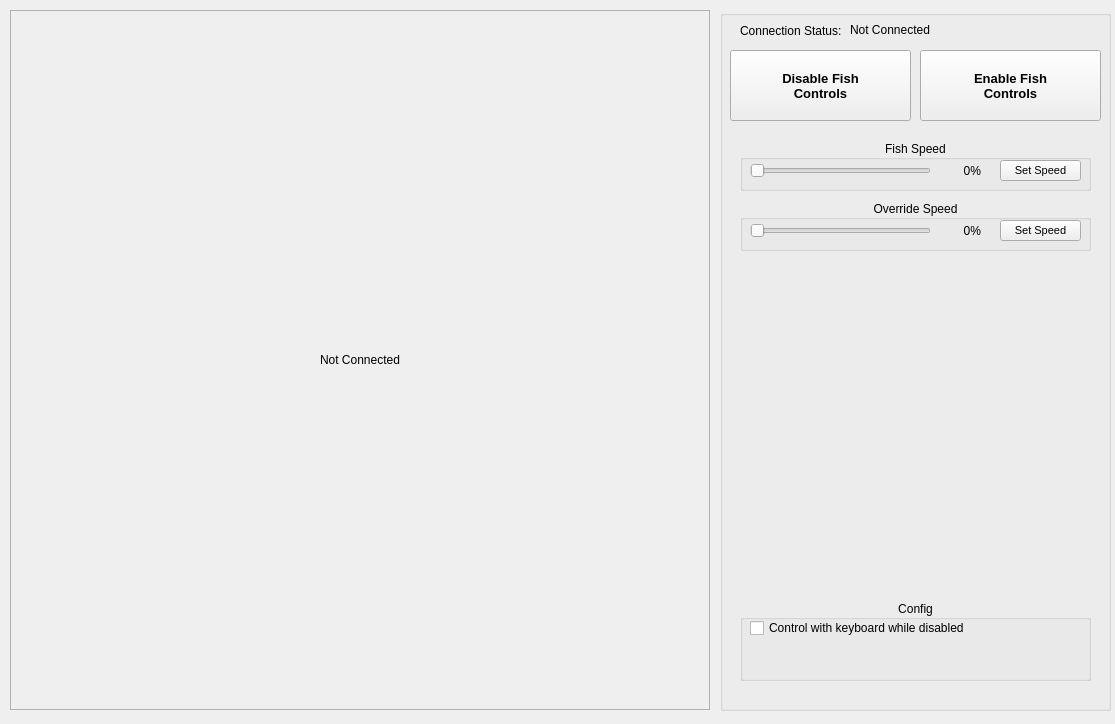
First picture: the form in Driver-Station/driverstation.ui, repository alljiang/Fish-Tank, before the edit.
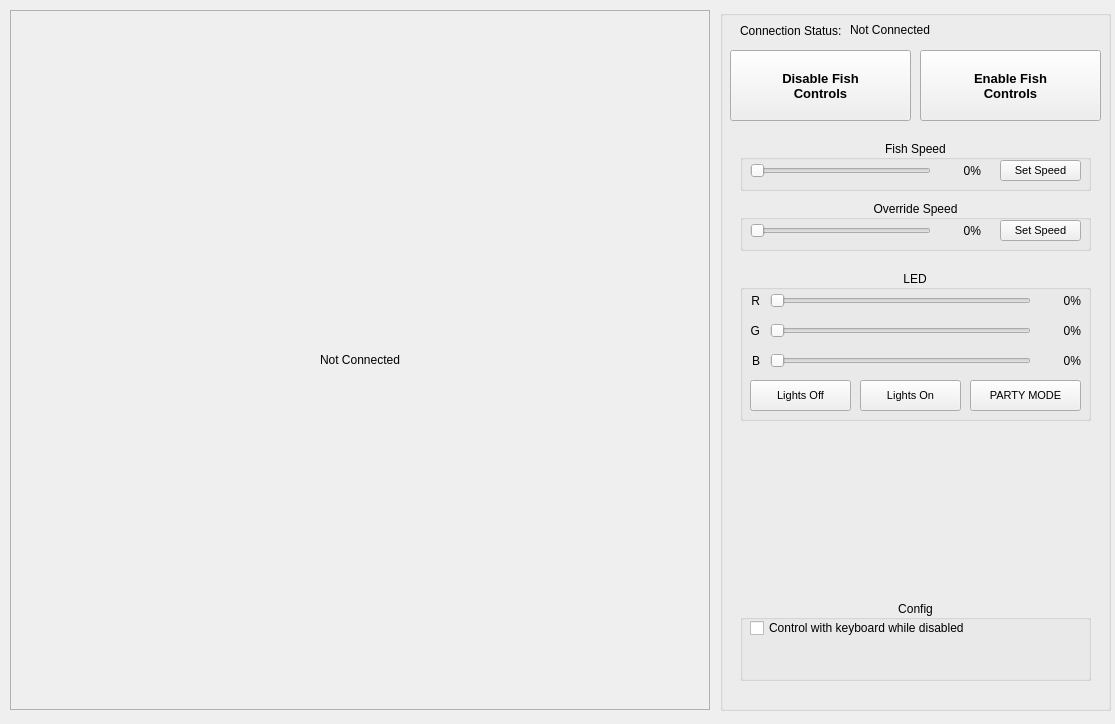
Second picture: the form after the edit.

Diff of the .ui file:
```diff
--- a/Driver-Station/driverstation.ui
+++ b/Driver-Station/driverstation.ui
@@ -267,6 +267,232 @@
       </property>
      </widget>
     </widget>
+    <widget class="QGroupBox" name="overrideGroupBox_2">
+     <property name="geometry">
+      <rect>
+       <x>20</x>
+       <y>260</y>
+       <width>351</width>
+       <height>151</height>
+      </rect>
+     </property>
+     <property name="title">
+      <string>LED</string>
+     </property>
+     <property name="alignment">
+      <set>Qt::AlignCenter</set>
+     </property>
+     <widget class="QSlider" name="slider_led_r">
+      <property name="geometry">
+       <rect>
+        <x>30</x>
+        <y>20</y>
+        <width>261</width>
+        <height>22</height>
+       </rect>
+      </property>
+      <property name="maximum">
+       <number>100</number>
+      </property>
+      <property name="orientation">
+       <enum>Qt::Horizontal</enum>
+      </property>
+     </widget>
+     <widget class="QLabel" name="label_led_r">
+      <property name="geometry">
+       <rect>
+        <x>300</x>
+        <y>20</y>
+        <width>41</width>
+        <height>21</height>
+       </rect>
+      </property>
+      <property name="text">
+       <string>0%</string>
+      </property>
+      <property name="alignment">
+       <set>Qt::AlignRight|Qt::AlignTrailing|Qt::AlignVCenter</set>
+      </property>
+     </widget>
+     <widget class="QPushButton" name="btn_override_speed_2">
+      <property name="geometry">
+       <rect>
+        <x>120</x>
+        <y>110</y>
+        <width>101</width>
+        <height>31</height>
+       </rect>
+      </property>
+      <property name="font">
+       <font>
+        <family>MS Shell Dlg 2</family>
+        <pointsize>8</pointsize>
+        <weight>50</weight>
+        <bold>false</bold>
+        <kerning>true</kerning>
+       </font>
+      </property>
+      <property name="text">
+       <string>Lights On</string>
+      </property>
+     </widget>
+     <widget class="QLabel" name="label">
+      <property name="geometry">
+       <rect>
+        <x>0</x>
+        <y>10</y>
+        <width>20</width>
+        <height>41</height>
+       </rect>
+      </property>
+      <property name="text">
+       <string>R</string>
+      </property>
+      <property name="alignment">
+       <set>Qt::AlignRight|Qt::AlignTrailing|Qt::AlignVCenter</set>
+      </property>
+     </widget>
+     <widget class="QPushButton" name="btn_override_speed_3">
+      <property name="geometry">
+       <rect>
+        <x>10</x>
+        <y>110</y>
+        <width>101</width>
+        <height>31</height>
+       </rect>
+      </property>
+      <property name="font">
+       <font>
+        <family>MS Shell Dlg 2</family>
+        <pointsize>8</pointsize>
+        <weight>50</weight>
+        <bold>false</bold>
+        <kerning>true</kerning>
+       </font>
+      </property>
+      <property name="text">
+       <string>Lights Off</string>
+      </property>
+     </widget>
+     <widget class="QPushButton" name="btn_override_speed_4">
+      <property name="geometry">
+       <rect>
+        <x>230</x>
+        <y>110</y>
+        <width>111</width>
+        <height>31</height>
+       </rect>
+      </property>
+      <property name="font">
+       <font>
+        <family>MS Shell Dlg 2</family>
+        <pointsize>8</pointsize>
+        <weight>50</weight>
+        <bold>false</bold>
+        <kerning>true</kerning>
+       </font>
+      </property>
+      <property name="text">
+       <string>PARTY MODE</string>
+      </property>
+     </widget>
+     <widget class="QLabel" name="label_3">
+      <property name="geometry">
+       <rect>
+        <x>0</x>
+        <y>40</y>
+        <width>20</width>
+        <height>41</height>
+       </rect>
+      </property>
+      <property name="text">
+       <string>G</string>
+      </property>
+      <property name="alignment">
+       <set>Qt::AlignRight|Qt::AlignTrailing|Qt::AlignVCenter</set>
+      </property>
+     </widget>
+     <widget class="QSlider" name="slider_led_g">
+      <property name="geometry">
+       <rect>
+        <x>30</x>
+        <y>50</y>
+        <width>261</width>
+        <height>22</height>
+       </rect>
+      </property>
+      <property name="maximum">
+       <number>100</number>
+      </property>
+      <property name="orientation">
+       <enum>Qt::Horizontal</enum>
+      </property>
+     </widget>
+     <widget class="QLabel" name="label_led_g">
+      <property name="geometry">
+       <rect>
+        <x>300</x>
+        <y>50</y>
+        <width>41</width>
+        <height>21</height>
+       </rect>
+      </property>
+      <property name="text">
+       <string>0%</string>
+      </property>
+      <property name="alignment">
+       <set>Qt::AlignRight|Qt::AlignTrailing|Qt::AlignVCenter</set>
+      </property>
+     </widget>
+     <widget class="QLabel" name="label_4">
+      <property name="geometry">
+       <rect>
+        <x>0</x>
+        <y>70</y>
+        <width>20</width>
+        <height>41</height>
+       </rect>
+      </property>
+      <property name="text">
+       <string>B</string>
+      </property>
+      <property name="alignment">
+       <set>Qt::AlignRight|Qt::AlignTrailing|Qt::AlignVCenter</set>
+      </property>
+     </widget>
+     <widget class="QSlider" name="slider_led_b">
+      <property name="geometry">
+       <rect>
+        <x>30</x>
+        <y>80</y>
+        <width>261</width>
+        <height>22</height>
+       </rect>
+      </property>
+      <property name="maximum">
+       <number>100</number>
+      </property>
+      <property name="orientation">
+       <enum>Qt::Horizontal</enum>
+      </property>
+     </widget>
+     <widget class="QLabel" name="label_led_b">
+      <property name="geometry">
+       <rect>
+        <x>300</x>
+        <y>80</y>
+        <width>41</width>
+        <height>21</height>
+       </rect>
+      </property>
+      <property name="text">
+       <string>0%</string>
+      </property>
+      <property name="alignment">
+       <set>Qt::AlignRight|Qt::AlignTrailing|Qt::AlignVCenter</set>
+      </property>
+     </widget>
+    </widget>
    </widget>
    <widget class="QLabel" name="view_camera">
     <property name="geometry">
```
